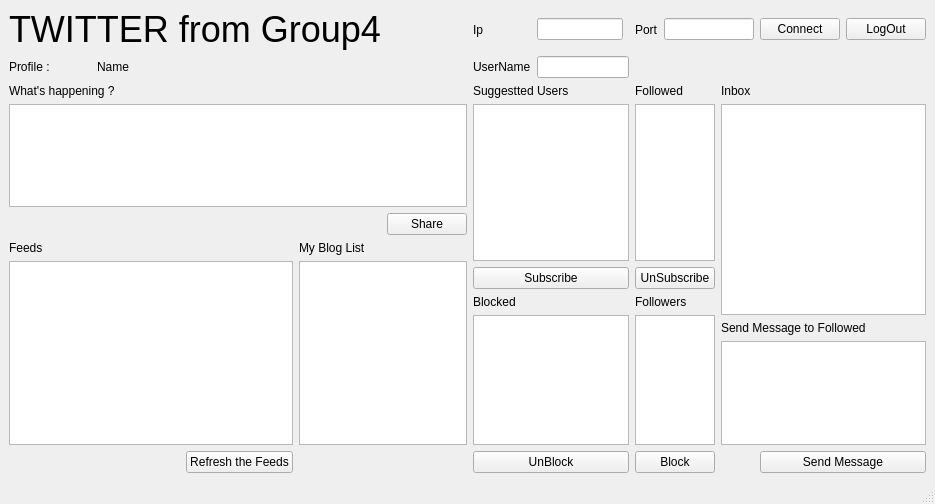
This is QT5_onyuz/dagitik_proje.ui in orhantombulgsu/dagitik_home as Qt 5 draws it before an edit. The edited form follows.
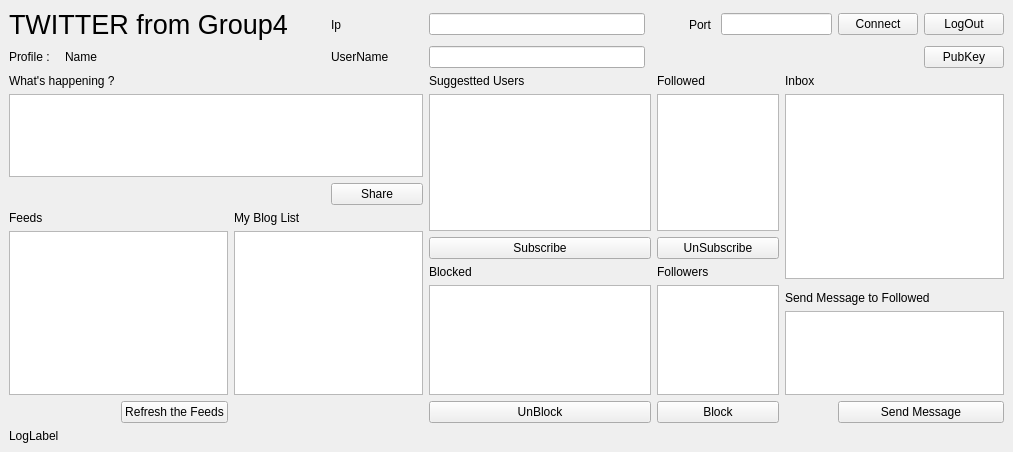
This is the edited form.

Commit message: pubkey button ve log gösterimi için Label_field eklendi. ui ekran boyutuna göre ayarlandı.

```diff
--- a/QT5_onyuz/dagitik_proje.ui
+++ b/QT5_onyuz/dagitik_proje.ui
@@ -6,8 +6,8 @@
    <rect>
     <x>0</x>
     <y>0</y>
-    <width>935</width>
-    <height>504</height>
+    <width>1013</width>
+    <height>452</height>
    </rect>
   </property>
   <property name="windowTitle">
@@ -15,194 +15,199 @@
   </property>
   <widget class="QWidget" name="centralwidget">
    <layout class="QGridLayout" name="gridLayout">
-    <item row="3" column="0" colspan="5">
-     <widget class="QPlainTextEdit" name="Twit_field"/>
+    <item row="2" column="5">
+     <widget class="QLineEdit" name="username_field"/>
     </item>
-    <item row="0" column="5">
+    <item row="0" column="4">
      <widget class="QLabel" name="label_7">
       <property name="text">
        <string>Ip</string>
       </property>
      </widget>
     </item>
-    <item row="1" column="0">
+    <item row="15" column="0" colspan="14">
+     <widget class="QLabel" name="LogLabel_field">
+      <property name="text">
+       <string>LogLabel</string>
+      </property>
+     </widget>
+    </item>
+    <item row="4" column="11" rowspan="6" colspan="3">
+     <widget class="QListView" name="Inbox_field"/>
+    </item>
+    <item row="4" column="0" colspan="5">
+     <widget class="QPlainTextEdit" name="Twit_field"/>
+    </item>
+    <item row="2" column="0">
      <widget class="QLabel" name="label">
       <property name="text">
        <string>Profile :</string>
       </property>
      </widget>
     </item>
-    <item row="1" column="1">
+    <item row="2" column="1">
      <widget class="QLabel" name="UserNameLabel_field">
       <property name="text">
        <string>Name</string>
       </property>
      </widget>
     </item>
-    <item row="2" column="0" colspan="2">
+    <item row="3" column="0" colspan="2">
      <widget class="QLabel" name="label_10">
       <property name="text">
        <string>What's happening ?</string>
       </property>
      </widget>
     </item>
-    <item row="2" column="5" colspan="3">
+    <item row="3" column="5" colspan="2">
      <widget class="QLabel" name="label_3">
       <property name="text">
        <string>Suggestted Users</string>
       </property>
      </widget>
     </item>
-    <item row="2" column="8" colspan="4">
+    <item row="3" column="7" colspan="4">
      <widget class="QLabel" name="label_4">
       <property name="text">
        <string>Followed</string>
       </property>
      </widget>
     </item>
-    <item row="0" column="13">
+    <item row="0" column="12">
      <widget class="QPushButton" name="connect_button">
       <property name="text">
        <string>Connect</string>
       </property>
      </widget>
     </item>
-    <item row="0" column="14">
+    <item row="0" column="13">
      <widget class="QPushButton" name="LogOut_button">
       <property name="text">
        <string>LogOut</string>
       </property>
      </widget>
     </item>
-    <item row="0" column="0" colspan="4">
-     <widget class="QLabel" name="label_14">
-      <property name="font">
-       <font>
-        <pointsize>27</pointsize>
-       </font>
-      </property>
-      <property name="text">
-       <string>TWITTER from Group4</string>
-      </property>
-     </widget>
-    </item>
-    <item row="2" column="12">
+    <item row="3" column="11">
      <widget class="QLabel" name="label_13">
       <property name="text">
        <string>Inbox </string>
       </property>
      </widget>
     </item>
-    <item row="3" column="5" rowspan="4" colspan="3">
+    <item row="4" column="5" rowspan="4" colspan="2">
      <widget class="QListWidget" name="SuggestedUser_field"/>
     </item>
-    <item row="3" column="8" rowspan="4" colspan="4">
+    <item row="4" column="7" rowspan="4" colspan="4">
      <widget class="QListWidget" name="Followed_field"/>
     </item>
-    <item row="3" column="12" rowspan="7" colspan="3">
-     <widget class="QListView" name="Inbox_field"/>
-    </item>
-    <item row="4" column="4">
+    <item row="5" column="4">
      <widget class="QPushButton" name="Share_button">
       <property name="text">
        <string>Share</string>
       </property>
      </widget>
     </item>
-    <item row="5" column="0">
+    <item row="6" column="0">
      <widget class="QLabel" name="label_9">
       <property name="text">
        <string>Feeds</string>
       </property>
      </widget>
     </item>
-    <item row="5" column="3">
+    <item row="6" column="3">
      <widget class="QLabel" name="label_11">
       <property name="text">
        <string>My Blog List</string>
       </property>
      </widget>
     </item>
-    <item row="6" column="0" rowspan="6" colspan="3">
+    <item row="7" column="0" rowspan="6" colspan="3">
      <widget class="QListWidget" name="Feeds_field"/>
     </item>
-    <item row="6" column="3" rowspan="6" colspan="2">
+    <item row="7" column="3" rowspan="6" colspan="2">
      <widget class="QListWidget" name="MyBlogList_field"/>
     </item>
-    <item row="7" column="5" colspan="3">
+    <item row="8" column="5" colspan="2">
      <widget class="QPushButton" name="Subscribe_button">
       <property name="text">
        <string>Subscribe</string>
       </property>
      </widget>
     </item>
-    <item row="7" column="8" colspan="4">
+    <item row="8" column="7" colspan="4">
      <widget class="QPushButton" name="UnSubscribe_button">
       <property name="text">
        <string>UnSubscribe</string>
       </property>
      </widget>
     </item>
-    <item row="8" column="5" colspan="3">
+    <item row="9" column="5" colspan="2">
      <widget class="QLabel" name="label_5">
       <property name="text">
        <string>Blocked</string>
       </property>
      </widget>
     </item>
-    <item row="8" column="8" colspan="4">
+    <item row="9" column="7" colspan="4">
      <widget class="QLabel" name="label_6">
       <property name="text">
        <string>Followers</string>
       </property>
      </widget>
     </item>
-    <item row="9" column="5" rowspan="3" colspan="3">
+    <item row="10" column="5" rowspan="3" colspan="2">
      <widget class="QListWidget" name="Blocked_field"/>
     </item>
-    <item row="9" column="8" rowspan="3" colspan="4">
+    <item row="10" column="7" rowspan="3" colspan="4">
      <widget class="QListWidget" name="Followers_field"/>
     </item>
-    <item row="10" column="12" colspan="3">
+    <item row="11" column="11" colspan="3">
      <widget class="QLabel" name="label_12">
       <property name="text">
        <string>Send Message to Followed</string>
       </property>
      </widget>
     </item>
-    <item row="11" column="12" colspan="3">
+    <item row="12" column="11" colspan="3">
      <widget class="QPlainTextEdit" name="SendMessage_field"/>
     </item>
-    <item row="12" column="2">
+    <item row="13" column="2">
      <widget class="QPushButton" name="RefleshtheFeeds_button">
       <property name="text">
        <string>Refresh the Feeds</string>
       </property>
      </widget>
     </item>
-    <item row="12" column="5" colspan="3">
+    <item row="13" column="5" colspan="2">
      <widget class="QPushButton" name="UnBlock_button">
       <property name="text">
        <string>UnBlock</string>
       </property>
      </widget>
     </item>
-    <item row="12" column="8" colspan="4">
+    <item row="13" column="7" colspan="4">
      <widget class="QPushButton" name="Block_button">
       <property name="text">
        <string>Block</string>
       </property>
      </widget>
     </item>
-    <item row="12" column="13" colspan="2">
+    <item row="13" column="12" colspan="2">
      <widget class="QPushButton" name="SendMessage_button">
       <property name="text">
        <string>Send Message</string>
       </property>
      </widget>
     </item>
-    <item row="0" column="6">
-     <widget class="QLineEdit" name="ip_field"/>
+    <item row="2" column="13">
+     <widget class="QPushButton" name="Pubkey_button">
+      <property name="text">
+       <string>PubKey</string>
+      </property>
+     </widget>
+    </item>
+    <item row="0" column="9" colspan="3">
+     <widget class="QLineEdit" name="port_field"/>
     </item>
     <item row="0" column="8">
      <widget class="QLabel" name="label_8">
@@ -211,18 +216,27 @@
       </property>
      </widget>
     </item>
-    <item row="0" column="9" colspan="4">
-     <widget class="QLineEdit" name="port_field"/>
-    </item>
-    <item row="1" column="5">
+    <item row="2" column="4">
      <widget class="QLabel" name="label_15">
       <property name="text">
        <string>UserName</string>
       </property>
      </widget>
     </item>
-    <item row="1" column="6" colspan="2">
-     <widget class="QLineEdit" name="username_field"/>
+    <item row="0" column="5">
+     <widget class="QLineEdit" name="ip_field"/>
+    </item>
+    <item row="0" column="0" colspan="4">
+     <widget class="QLabel" name="label_14">
+      <property name="font">
+       <font>
+        <pointsize>20</pointsize>
+       </font>
+      </property>
+      <property name="text">
+       <string>TWITTER from Group4</string>
+      </property>
+     </widget>
     </item>
    </layout>
   </widget>
@@ -236,7 +250,6 @@
     </rect>
    </property>
   </widget>
-  <widget class="QStatusBar" name="statusbar"/>
  </widget>
  <resources/>
  <connections/>
```
Left out of the diff: 2 changed lines with no effect on the pictures. The commit also changes 2 other files.
